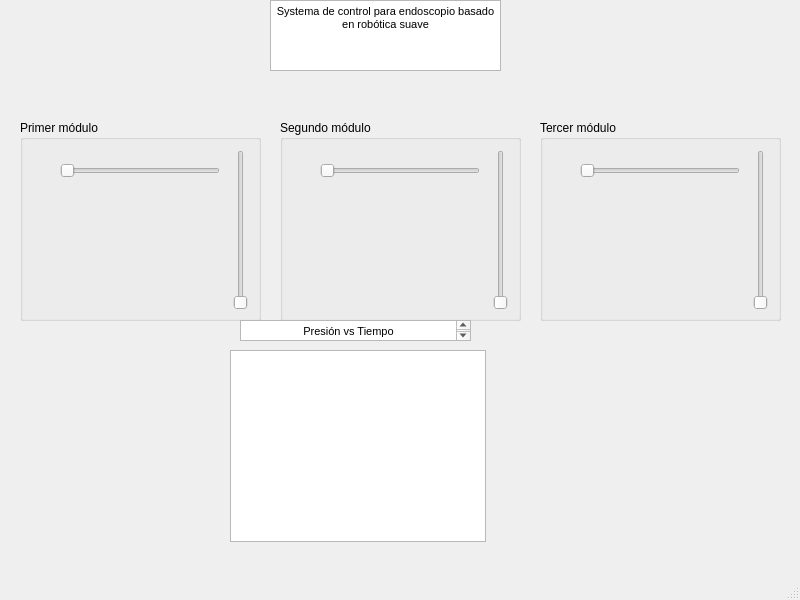
Old version of the form dash.ui in the repository JordiNeil/thesis_control_system.
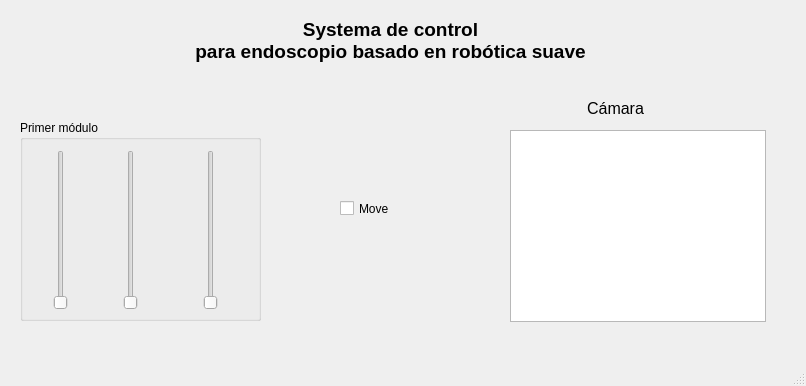
New version of the form.

Commit message: UI with sliders and camera

```diff
--- a/dash.ui
+++ b/dash.ui
@@ -6,31 +6,14 @@
    <rect>
     <x>0</x>
     <y>0</y>
-    <width>800</width>
-    <height>600</height>
+    <width>806</width>
+    <height>386</height>
    </rect>
   </property>
   <property name="windowTitle">
    <string>MainWindow</string>
   </property>
   <widget class="QWidget" name="centralwidget">
-   <widget class="QTextEdit" name="textEdit">
-    <property name="geometry">
-     <rect>
-      <x>270</x>
-      <y>0</y>
-      <width>231</width>
-      <height>71</height>
-     </rect>
-    </property>
-    <property name="html">
-     <string>&lt;!DOCTYPE HTML PUBLIC &quot;-//W3C//DTD HTML 4.0//EN&quot; &quot;http://www.w3.org/TR/REC-html40/strict.dtd&quot;&gt;
-&lt;html&gt;&lt;head&gt;&lt;meta name=&quot;qrichtext&quot; content=&quot;1&quot; /&gt;&lt;style type=&quot;text/css&quot;&gt;
-p, li { white-space: pre-wrap; }
-&lt;/style&gt;&lt;/head&gt;&lt;body style=&quot; font-family:'MS Shell Dlg 2'; font-size:8.25pt; font-weight:400; font-style:normal;&quot;&gt;
-&lt;p align=&quot;center&quot; style=&quot; margin-top:0px; margin-bottom:0px; margin-left:0px; margin-right:0px; -qt-block-indent:0; text-indent:0px;&quot;&gt;Systema de control para endoscopio basado en robótica suave&lt;/p&gt;&lt;/body&gt;&lt;/html&gt;</string>
-    </property>
-   </widget>
    <widget class="QSlider" name="horizontalSlider">
     <property name="geometry">
      <rect>
@@ -56,23 +39,10 @@
     <property name="title">
      <string>Primer módulo</string>
     </property>
-    <widget class="QSlider" name="horizontalSlider_2">
-     <property name="geometry">
-      <rect>
-       <x>40</x>
-       <y>40</y>
-       <width>160</width>
-       <height>22</height>
-      </rect>
-     </property>
-     <property name="orientation">
-      <enum>Qt::Horizontal</enum>
-     </property>
-    </widget>
     <widget class="QSlider" name="verticalSlider">
      <property name="geometry">
       <rect>
-       <x>210</x>
+       <x>30</x>
        <y>30</y>
        <width>22</width>
        <height>160</height>
@@ -80,38 +50,12 @@
      </property>
      <property name="orientation">
       <enum>Qt::Vertical</enum>
-     </property>
-    </widget>
-   </widget>
-   <widget class="QGroupBox" name="groupBox_2">
-    <property name="geometry">
-     <rect>
-      <x>280</x>
-      <y>120</y>
-      <width>241</width>
-      <height>201</height>
-     </rect>
-    </property>
-    <property name="title">
-     <string>Segundo módulo</string>
-    </property>
-    <widget class="QSlider" name="horizontalSlider_3">
-     <property name="geometry">
-      <rect>
-       <x>40</x>
-       <y>40</y>
-       <width>160</width>
-       <height>22</height>
-      </rect>
-     </property>
-     <property name="orientation">
-      <enum>Qt::Horizontal</enum>
      </property>
     </widget>
     <widget class="QSlider" name="verticalSlider_2">
      <property name="geometry">
       <rect>
-       <x>210</x>
+       <x>100</x>
        <y>30</y>
        <width>22</width>
        <height>160</height>
@@ -119,38 +63,12 @@
      </property>
      <property name="orientation">
       <enum>Qt::Vertical</enum>
-     </property>
-    </widget>
-   </widget>
-   <widget class="QGroupBox" name="groupBox_3">
-    <property name="geometry">
-     <rect>
-      <x>540</x>
-      <y>120</y>
-      <width>241</width>
-      <height>201</height>
-     </rect>
-    </property>
-    <property name="title">
-     <string>Tercer módulo</string>
-    </property>
-    <widget class="QSlider" name="horizontalSlider_4">
-     <property name="geometry">
-      <rect>
-       <x>40</x>
-       <y>40</y>
-       <width>160</width>
-       <height>22</height>
-      </rect>
-     </property>
-     <property name="orientation">
-      <enum>Qt::Horizontal</enum>
      </property>
     </widget>
     <widget class="QSlider" name="verticalSlider_3">
      <property name="geometry">
       <rect>
-       <x>210</x>
+       <x>180</x>
        <y>30</y>
        <width>22</width>
        <height>160</height>
@@ -164,28 +82,69 @@
    <widget class="QGraphicsView" name="graphicsView">
     <property name="geometry">
      <rect>
-      <x>230</x>
-      <y>350</y>
+      <x>510</x>
+      <y>130</y>
       <width>256</width>
       <height>192</height>
      </rect>
     </property>
    </widget>
-   <widget class="QTextEdit" name="textEdit_2">
+   <widget class="QCheckBox" name="checkBox">
     <property name="geometry">
      <rect>
-      <x>240</x>
-      <y>320</y>
-      <width>231</width>
-      <height>21</height>
+      <x>340</x>
+      <y>200</y>
+      <width>70</width>
+      <height>17</height>
      </rect>
     </property>
-    <property name="html">
-     <string>&lt;!DOCTYPE HTML PUBLIC &quot;-//W3C//DTD HTML 4.0//EN&quot; &quot;http://www.w3.org/TR/REC-html40/strict.dtd&quot;&gt;
-&lt;html&gt;&lt;head&gt;&lt;meta name=&quot;qrichtext&quot; content=&quot;1&quot; /&gt;&lt;style type=&quot;text/css&quot;&gt;
-p, li { white-space: pre-wrap; }
-&lt;/style&gt;&lt;/head&gt;&lt;body style=&quot; font-family:'MS Shell Dlg 2'; font-size:8.25pt; font-weight:400; font-style:normal;&quot;&gt;
-&lt;p align=&quot;center&quot; style=&quot; margin-top:0px; margin-bottom:0px; margin-left:0px; margin-right:0px; -qt-block-indent:0; text-indent:0px;&quot;&gt;Presión vs Tiempo&lt;/p&gt;&lt;/body&gt;&lt;/html&gt;</string>
+    <property name="text">
+     <string>Move</string>
+    </property>
+   </widget>
+   <widget class="QLabel" name="label">
+    <property name="geometry">
+     <rect>
+      <x>180</x>
+      <y>0</y>
+      <width>421</width>
+      <height>81</height>
+     </rect>
+    </property>
+    <property name="font">
+     <font>
+      <pointsize>14</pointsize>
+      <weight>75</weight>
+      <bold>true</bold>
+     </font>
+    </property>
+    <property name="text">
+     <string>Systema de control 
+para endoscopio basado en robótica suave</string>
+    </property>
+    <property name="alignment">
+     <set>Qt::AlignCenter</set>
+    </property>
+   </widget>
+   <widget class="QLabel" name="label_2">
+    <property name="geometry">
+     <rect>
+      <x>570</x>
+      <y>100</y>
+      <width>91</width>
+      <height>16</height>
+     </rect>
+    </property>
+    <property name="font">
+     <font>
+      <pointsize>12</pointsize>
+     </font>
+    </property>
+    <property name="text">
+     <string>Cámara</string>
+    </property>
+    <property name="alignment">
+     <set>Qt::AlignCenter</set>
     </property>
    </widget>
   </widget>
```
Left out of the diff: 2 changed lines with no effect on the pictures. The commit also changes 4 other files.
